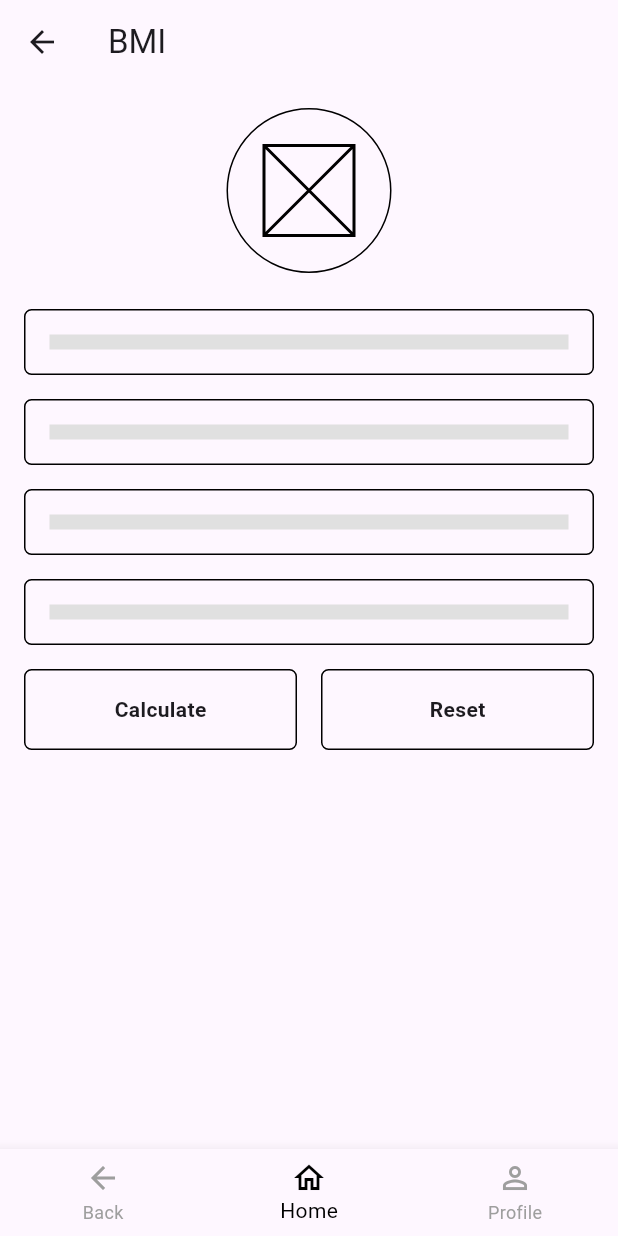
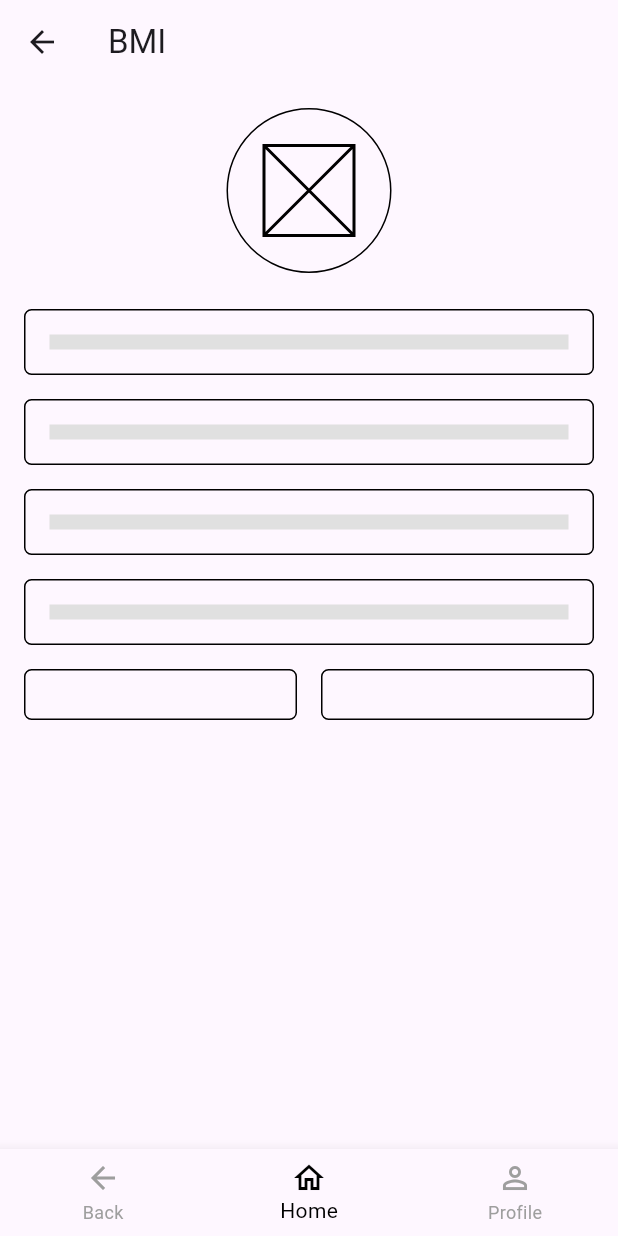
Before and after one commit to divapanca/UTP-Mopro-APK-Kesehatan, a Flutter app: the BMIScreen screen opened by its route, on a phone screen of 412 x 824 dp. Run offline on Flutter 3.47's test engine with Material 3 defaults, Android fonts, the phone set to English and light mode, and no system bars.

Commit message:
Update bmi 2

```diff
--- a/lib/screens/bmi_screen.dart
+++ b/lib/screens/bmi_screen.dart
@@ -36,10 +36,6 @@ class BMIScreen extends StatelessWidget {
             borderRadius: BorderRadius.circular(5.0),
           ),
           child: Center(
-            child: Text(
-              text,
-              style: const TextStyle(fontWeight: FontWeight.bold),
-            ),
           ),
         ),
       ),
```
